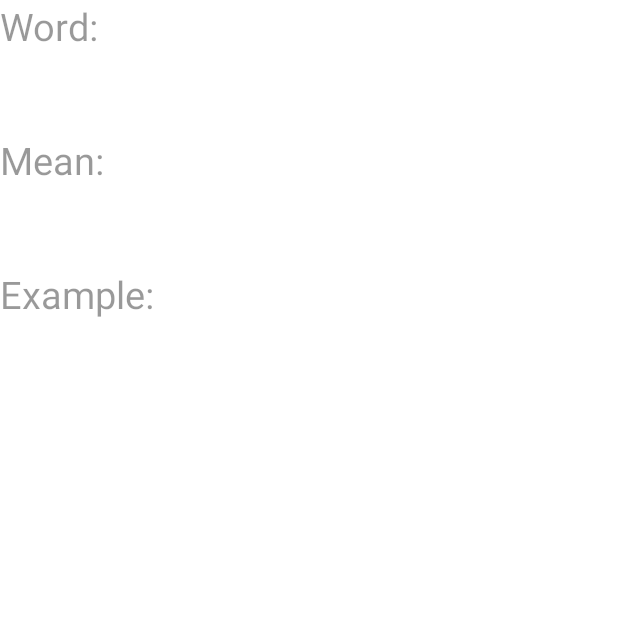
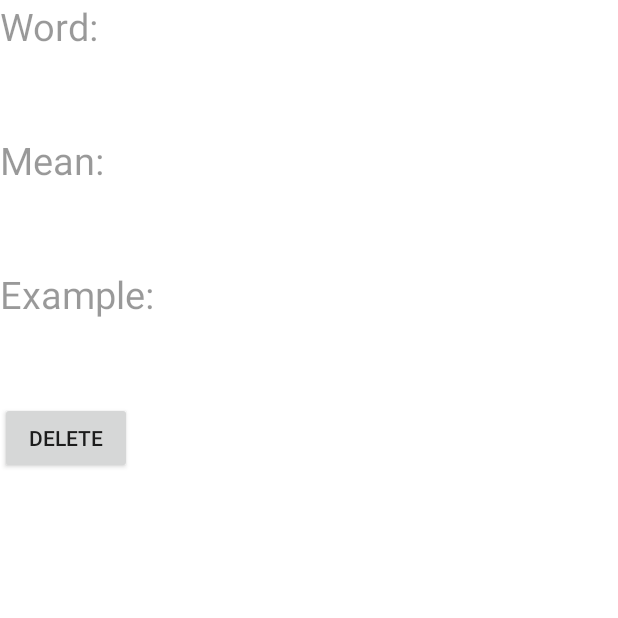
Before and after one commit to hautvfami/SampleSQLite-Android, an Android app: the WordActivity screen opened directly, with no data from a screen before it, on a phone screen of 412 x 824 dp, the top half of it. Run offline under Robolectric (Android 15) with nearby library versions, the phone set to English and light mode, and no system bars; network calls fail; 9 statements that could not run were skipped.

Commit message:
add some temp button
Signed-off-by: hautvfami <hautv.fami@gmail.com>

```diff
--- a/app/src/main/java/dev/japango/samplesqlite/WordActivity.java
+++ b/app/src/main/java/dev/japango/samplesqlite/WordActivity.java
@@ -7,6 +7,7 @@ import android.graphics.BitmapFactory;
 import android.os.Bundle;
 import android.support.v7.app.AppCompatActivity;
 import android.util.Log;
+import android.view.View;
 import android.view.WindowManager;
 import android.widget.ImageView;
 import android.widget.TextView;
@@ -20,6 +21,7 @@ public class WordActivity extends AppCompatActivity {
     public ImageView img;
     protected int id;
     private Intent intentWord;
+    private tblWord w;
 
     @Override
     protected void onCreate(Bundle savedInstanceState) {
@@ -44,7 +46,7 @@ public class WordActivity extends AppCompatActivity {
     }
 
     private Word getWordById(Context context, int id_) {
-        tblWord w = new tblWord(context);
+        w = new tblWord(context);
         Word word = w.getWordById(id);
         return word;
     }
@@ -76,4 +78,9 @@ public class WordActivity extends AppCompatActivity {
             Log.e("Image: ", e.getMessage());
         }
     }
+
+    public void handleDelete(View v) {
+        w.deleteWord(id);
+        super.finish();
+    }
 }
--- a/app/src/main/res/layout/activity_main.xml
+++ b/app/src/main/res/layout/activity_main.xml
@@ -36,6 +36,12 @@
             android:layout_width="match_parent"
             android:layout_height="wrap_content"></ListView>
 
+        <Button
+            android:onClick="handleUpgrade"
+            android:text="UpgradeDB"
+            android:layout_width="wrap_content"
+            android:layout_height="wrap_content" />
+
         <!--<android.support.v7.widget.RecyclerView-->
         <!--android:id="@+id/rc_view"-->
         <!--android:layout_width="wrap_content"-->
--- a/app/src/main/res/layout/activity_word.xml
+++ b/app/src/main/res/layout/activity_word.xml
@@ -58,5 +58,16 @@
         android:layout_width="match_parent"
         android:layout_height="wrap_content" />
 
+    <LinearLayout
+        android:layout_width="wrap_content"
+        android:layout_height="wrap_content">
+
+        <Button
+            android:onClick="handleDelete"
+            android:text="Delete"
+            android:layout_width="wrap_content"
+            android:layout_height="wrap_content" />
+    </LinearLayout>
+
 
 </LinearLayout>
```
Also changed, not shown: app/src/main/java/dev/japango/samplesqlite/MainActivity.java (+7 -1 lines), app/src/main/java/dev/japango/samplesqlite/Models/SQLiteDBContext.java (+6 -1 lines).
